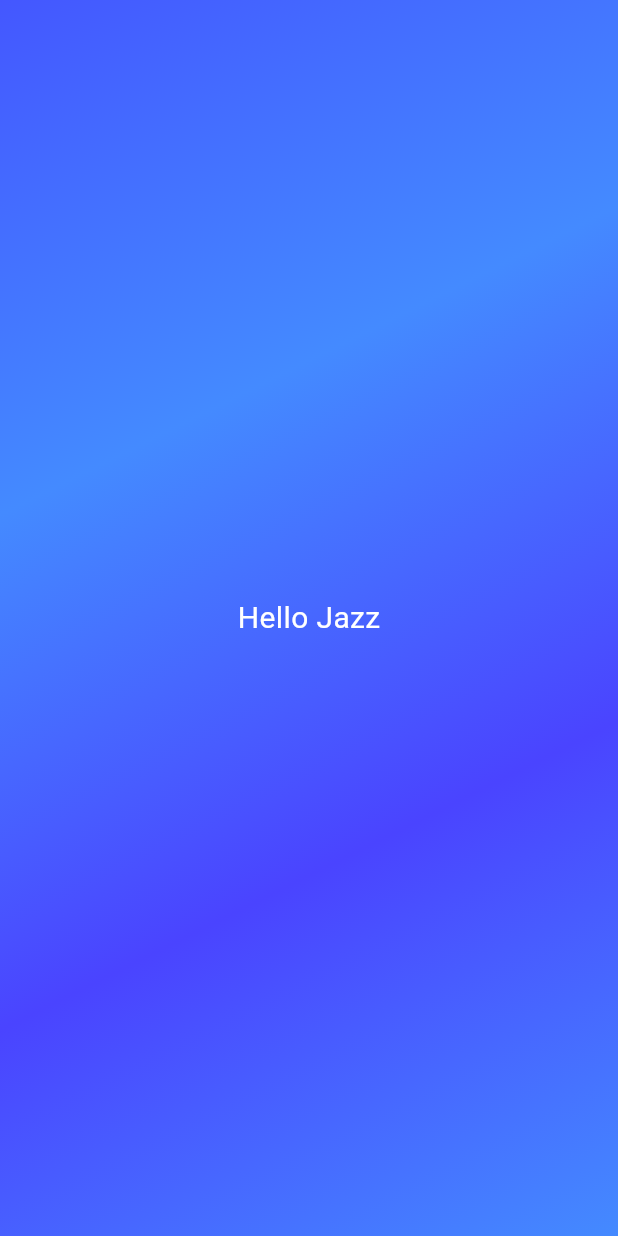
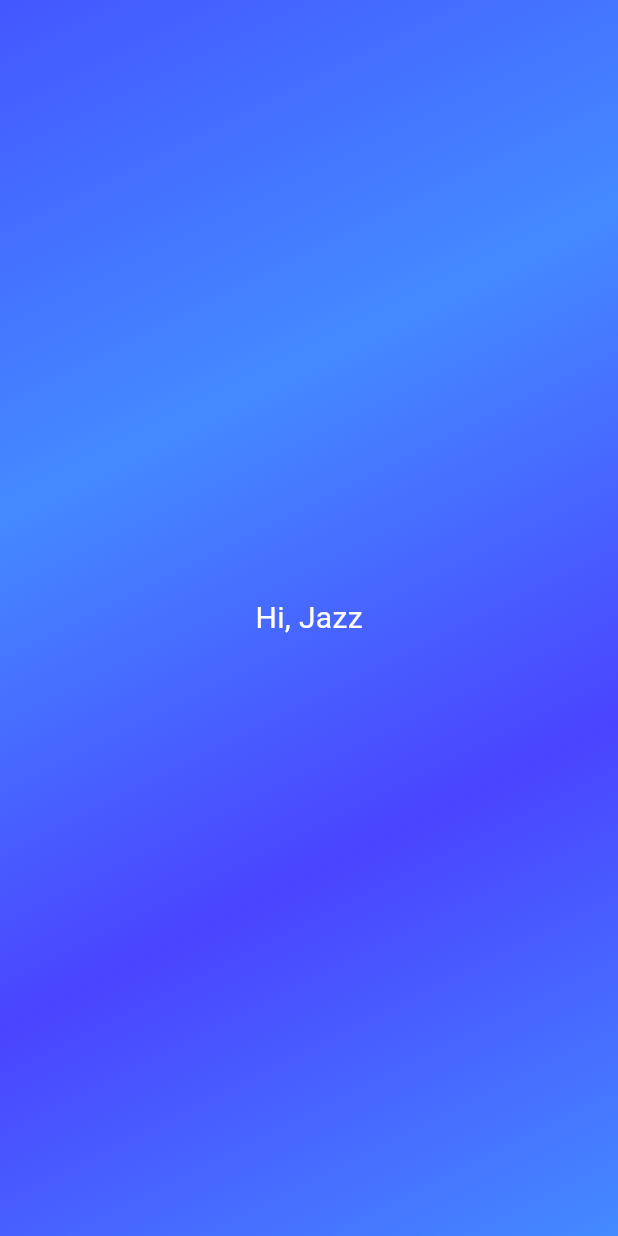
Before and after one commit to 1king-sly/first_flutter_app, a Flutter app: the screen it shows after launch, on a phone screen of 412 x 824 dp. Run offline on Flutter 3.47's test engine with Material 3 defaults, Android fonts, the phone set to English and light mode, and no system bars.

Commit message:
creating reusable widget components by allowing data to be passed to them when called

```diff
--- a/lib/gradient_container.dart
+++ b/lib/gradient_container.dart
@@ -19,7 +19,7 @@ class GradientContainer extends StatelessWidget {
           Color.fromRGBO(68, 138, 255, 1),
         ], begin:startAlignment, end: endAlignment),
       ),
-      child: const Center(child: StyledText()),
+      child: const Center(child: StyledText('Hi, Jazz')),
     );
   }
 }
--- a/lib/styled_text.dart
+++ b/lib/styled_text.dart
@@ -1,12 +1,14 @@
 import 'package:flutter/material.dart';
 
 class StyledText extends StatelessWidget {
-  const StyledText({super.key});
+  const StyledText(this.text, {super.key});
+
+  final String text;
   @override
   Widget build(context) {
-    return const Text(
-      'Hello Jazz',
-      style: TextStyle(
+    return  Text(
+      text,
+      style:const TextStyle(
         color: Colors.white,
         fontSize: 20,
       ),
```
